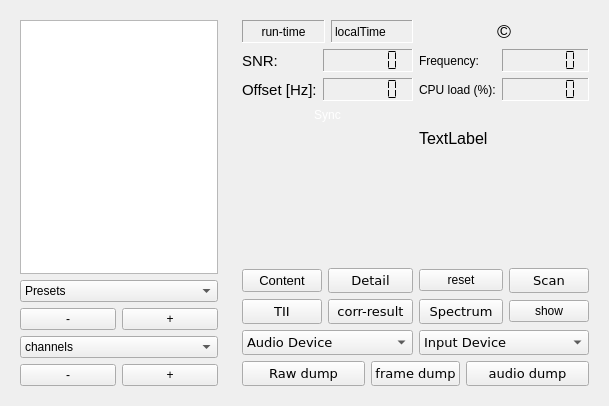
This is forms/dabradio.ui in JvanKatwijk/qt-dab as Qt 5 draws it before an edit. The edited form follows.
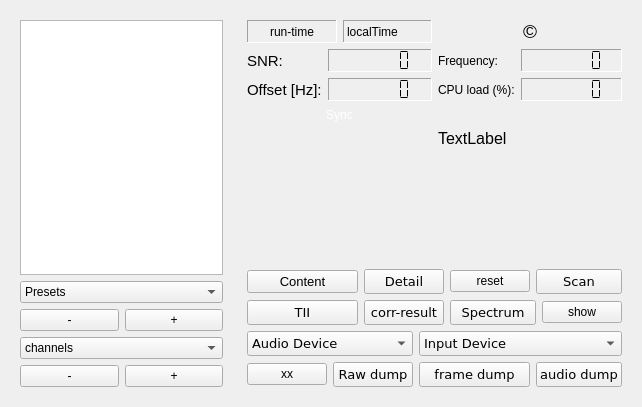
This is the edited form. Custom widgets are drawn as their Qt base class.

Diff of the .ui file:
```diff
--- a/forms/dabradio.ui
+++ b/forms/dabradio.ui
@@ -6,8 +6,8 @@
    <rect>
     <x>0</x>
     <y>0</y>
-    <width>609</width>
-    <height>406</height>
+    <width>642</width>
+    <height>407</height>
    </rect>
   </property>
   <property name="sizePolicy">
@@ -49,22 +49,26 @@
        </widget>
       </item>
       <item>
-       <widget class="presetComboBox" name="presetSelector">
-        <property name="sizePolicy">
-         <sizepolicy hsizetype="Ignored" vsizetype="Fixed">
-          <horstretch>0</horstretch>
-          <verstretch>0</verstretch>
-         </sizepolicy>
-        </property>
-        <property name="toolTip">
-         <string>&lt;html&gt;&lt;head/&gt;&lt;body&gt;&lt;p&gt;Presets are short cuts to services - possibly in ensembles in different channels - that are obtained by clicking with the &lt;span style=&quot; font-weight:600; font-style:italic;&quot;&gt;right &lt;/span&gt;mouse button on the name of the service &lt;span style=&quot; font-weight:600; font-style:italic;&quot;&gt;in the list of services when selected&lt;/span&gt;.&lt;/p&gt;&lt;p&gt;Removing a name from the presets is by selecting the service in this combobox and pressing the shift+delete combination.&lt;/p&gt;&lt;/body&gt;&lt;/html&gt;</string>
-        </property>
+       <layout class="QHBoxLayout" name="horizontalLayout_4">
         <item>
-         <property name="text">
-          <string>Presets</string>
-         </property>
+         <widget class="presetComboBox" name="presetSelector">
+          <property name="sizePolicy">
+           <sizepolicy hsizetype="Ignored" vsizetype="Fixed">
+            <horstretch>0</horstretch>
+            <verstretch>0</verstretch>
+           </sizepolicy>
+          </property>
+          <property name="toolTip">
+           <string>&lt;html&gt;&lt;head/&gt;&lt;body&gt;&lt;p&gt;Presets are short cuts to services - possibly in ensembles in different channels - that are obtained by clicking with the &lt;span style=&quot; font-weight:600; font-style:italic;&quot;&gt;right &lt;/span&gt;mouse button on the name of the service &lt;span style=&quot; font-weight:600; font-style:italic;&quot;&gt;in the list of services when selected&lt;/span&gt;.&lt;/p&gt;&lt;p&gt;Removing a name from the presets is by selecting the service in this combobox and pressing the shift+delete combination.&lt;/p&gt;&lt;/body&gt;&lt;/html&gt;</string>
+          </property>
+          <item>
+           <property name="text">
+            <string>Presets</string>
+           </property>
+          </item>
+         </widget>
         </item>
-       </widget>
+       </layout>
       </item>
       <item>
        <layout class="QHBoxLayout" name="horizontalLayout_2">
@@ -419,15 +423,6 @@
                  </color>
                 </brush>
                </colorrole>
-               <colorrole role="WindowText">
-                <brush brushstyle="NoBrush">
-                 <color alpha="128">
-                  <red>255</red>
-                  <green>255</green>
-                  <blue>255</blue>
-                 </color>
-                </brush>
-               </colorrole>
               </active>
               <inactive>
                <colorrole role="WindowText">
@@ -448,15 +443,6 @@
                  </color>
                 </brush>
                </colorrole>
-               <colorrole role="WindowText">
-                <brush brushstyle="NoBrush">
-                 <color alpha="128">
-                  <red>255</red>
-                  <green>255</green>
-                  <blue>255</blue>
-                 </color>
-                </brush>
-               </colorrole>
               </inactive>
               <disabled>
                <colorrole role="WindowText">
@@ -477,15 +463,6 @@
                  </color>
                 </brush>
                </colorrole>
-               <colorrole role="WindowText">
-                <brush brushstyle="NoBrush">
-                 <color alpha="128">
-                  <red>255</red>
-                  <green>255</green>
-                  <blue>255</blue>
-                 </color>
-                </brush>
-               </colorrole>
               </disabled>
              </palette>
             </property>
@@ -596,28 +573,7 @@
       </item>
       <item>
        <layout class="QGridLayout" name="gridLayout">
-        <item row="0" column="0">
-         <widget class="smallPushButton" name="saveEnsembleData">
-          <property name="sizePolicy">
-           <sizepolicy hsizetype="Preferred" vsizetype="Fixed">
-            <horstretch>0</horstretch>
-            <verstretch>0</verstretch>
-           </sizepolicy>
-          </property>
-          <property name="font">
-           <font>
-            <pointsize>10</pointsize>
-           </font>
-          </property>
-          <property name="toolTip">
-           <string>&lt;html&gt;&lt;head/&gt;&lt;body&gt;&lt;p&gt;This will open a 'save as ... dialog' where you can select a file to store a description of the content of the current DAB ensemble (Audio and Data) in a text file.&lt;/p&gt;&lt;/body&gt;&lt;/html&gt;</string>
-          </property>
-          <property name="text">
-           <string>Content</string>
-          </property>
-         </widget>
-        </item>
-        <item row="0" column="1" colspan="2">
+        <item row="0" column="2" colspan="3">
          <widget class="smallPushButton" name="showProgramData">
           <property name="sizePolicy">
            <sizepolicy hsizetype="Preferred" vsizetype="Fixed">
@@ -639,7 +595,7 @@
           </property>
          </widget>
         </item>
-        <item row="0" column="3" colspan="2">
+        <item row="0" column="5">
          <widget class="smallPushButton" name="resetButton">
           <property name="sizePolicy">
            <sizepolicy hsizetype="Preferred" vsizetype="Fixed">
@@ -655,7 +611,7 @@
           </property>
          </widget>
         </item>
-        <item row="0" column="5">
+        <item row="0" column="6" colspan="2">
          <widget class="smallPushButton" name="scanButton">
           <property name="sizePolicy">
            <sizepolicy hsizetype="Preferred" vsizetype="Fixed">
@@ -677,7 +633,7 @@
           </property>
          </widget>
         </item>
-        <item row="1" column="0">
+        <item row="1" column="0" colspan="2">
          <widget class="smallPushButton" name="tiiButton">
           <property name="sizePolicy">
            <sizepolicy hsizetype="Preferred" vsizetype="Fixed">
@@ -699,7 +655,7 @@
           </property>
          </widget>
         </item>
-        <item row="1" column="1" colspan="2">
+        <item row="1" column="2" colspan="3">
          <widget class="smallPushButton" name="show_correlationButton">
           <property name="sizePolicy">
            <sizepolicy hsizetype="Preferred" vsizetype="Fixed">
@@ -724,7 +680,7 @@
           </property>
          </widget>
         </item>
-        <item row="1" column="3" colspan="2">
+        <item row="1" column="5" colspan="2">
          <widget class="smallPushButton" name="show_spectrumButton">
           <property name="sizePolicy">
            <sizepolicy hsizetype="Preferred" vsizetype="Fixed">
@@ -746,7 +702,7 @@
           </property>
          </widget>
         </item>
-        <item row="1" column="5">
+        <item row="1" column="7">
          <widget class="smallPushButton" name="showDeviceWidget">
           <property name="toolTip">
            <string>Hide or show the widget for device control.</string>
@@ -756,7 +712,7 @@
           </property>
          </widget>
         </item>
-        <item row="2" column="0" colspan="3">
+        <item row="2" column="0" colspan="4">
          <widget class="smallComboBox" name="streamoutSelector">
           <property name="sizePolicy">
            <sizepolicy hsizetype="Ignored" vsizetype="Expanding">
@@ -780,7 +736,7 @@
           </item>
          </widget>
         </item>
-        <item row="2" column="3" colspan="3">
+        <item row="2" column="4" colspan="4">
          <widget class="smallComboBox" name="deviceSelector">
           <property name="sizePolicy">
            <sizepolicy hsizetype="Preferred" vsizetype="Expanding">
@@ -819,30 +775,18 @@
           </item>
          </widget>
         </item>
-        <item row="3" column="0" colspan="2">
-         <widget class="smallPushButton" name="dumpButton">
-          <property name="sizePolicy">
-           <sizepolicy hsizetype="Preferred" vsizetype="Fixed">
-            <horstretch>0</horstretch>
-            <verstretch>0</verstretch>
-           </sizepolicy>
-          </property>
-          <property name="font">
-           <font>
-            <family>DejaVu Sans</family>
-            <pointsize>10</pointsize>
-           </font>
-          </property>
+        <item row="3" column="0">
+         <widget class="verySmallPushButton" name="historyButton">
           <property name="toolTip">
            <string>&lt;html&gt;&lt;head/&gt;&lt;body&gt;&lt;p&gt;Push this button to save the raw input. Pushing will cause a menu to appear where a filename can be selected. Please note the big filesizes!&lt;/p&gt;&lt;p&gt;Push again to stop recording. You can reload it by using the file input (*.sdr) option. &lt;/p&gt;&lt;/body&gt;&lt;/html&gt;</string>
           </property>
           <property name="text">
-           <string>Raw dump</string>
+           <string>xx</string>
           </property>
          </widget>
         </item>
-        <item row="3" column="2" colspan="2">
-         <widget class="smallPushButton" name="frameDumpButton">
+        <item row="0" column="0" colspan="2">
+         <widget class="smallPushButton" name="saveEnsembleData">
           <property name="sizePolicy">
            <sizepolicy hsizetype="Preferred" vsizetype="Fixed">
             <horstretch>0</horstretch>
@@ -851,7 +795,6 @@
           </property>
           <property name="font">
            <font>
-            <family>DejaVu Sans</family>
             <pointsize>10</pointsize>
            </font>
           </property>
@@ -859,11 +802,11 @@
            <string>&lt;html&gt;&lt;head/&gt;&lt;body&gt;&lt;p&gt;Decoding of DAB+ audio services results first in the extraction of AAC frames from the input, then conversion of the AAC frames to PCM frames, and then sending these PCM frames to the soundcard. It is possible, already for a long time, to save the PCM frames into a &amp;quot;.wav&amp;quot; file,&lt;/p&gt;&lt;p&gt;It is now also possible to save the AAC frames into a file. Writing AAC frames is under control of this button. Touching it will show a menu for file selection, after selecting a file, the AAC frames will be written to this file, until the button is touched again.&lt;/p&gt;&lt;p&gt;Code for converting the aac headers to ones that can be understood by e.g. VLC is from Stefan Poeschel. All rights gratefully acknowledged&lt;/p&gt;&lt;p&gt;&lt;br/&gt;&lt;/p&gt;&lt;/body&gt;&lt;/html&gt;</string>
           </property>
           <property name="text">
-           <string>frame dump</string>
+           <string>Content</string>
           </property>
          </widget>
         </item>
-        <item row="3" column="4" colspan="2">
+        <item row="3" column="6" colspan="2">
          <widget class="smallPushButton" name="audioDumpButton">
           <property name="sizePolicy">
            <sizepolicy hsizetype="Preferred" vsizetype="Fixed">
@@ -885,6 +828,50 @@
           </property>
          </widget>
         </item>
+        <item row="3" column="4" colspan="2">
+         <widget class="smallPushButton" name="frameDumpButton">
+          <property name="sizePolicy">
+           <sizepolicy hsizetype="Preferred" vsizetype="Fixed">
+            <horstretch>0</horstretch>
+            <verstretch>0</verstretch>
+           </sizepolicy>
+          </property>
+          <property name="font">
+           <font>
+            <family>DejaVu Sans</family>
+            <pointsize>10</pointsize>
+           </font>
+          </property>
+          <property name="toolTip">
+           <string>&lt;html&gt;&lt;head/&gt;&lt;body&gt;&lt;p&gt;Decoding of DAB+ audio services results first in the extraction of AAC frames from the input, then conversion of the AAC frames to PCM frames, and then sending these PCM frames to the soundcard. It is possible, already for a long time, to save the PCM frames into a &amp;quot;.wav&amp;quot; file,&lt;/p&gt;&lt;p&gt;It is now also possible to save the AAC frames into a file. Writing AAC frames is under control of this button. Touching it will show a menu for file selection, after selecting a file, the AAC frames will be written to this file, until the button is touched again.&lt;/p&gt;&lt;p&gt;Code for converting the aac headers to ones that can be understood by e.g. VLC is from Stefan Poeschel. All rights gratefully acknowledged&lt;/p&gt;&lt;p&gt;&lt;br/&gt;&lt;/p&gt;&lt;/body&gt;&lt;/html&gt;</string>
+          </property>
+          <property name="text">
+           <string>frame dump</string>
+          </property>
+         </widget>
+        </item>
+        <item row="3" column="1" colspan="3">
+         <widget class="smallPushButton" name="dumpButton">
+          <property name="sizePolicy">
+           <sizepolicy hsizetype="Preferred" vsizetype="Fixed">
+            <horstretch>0</horstretch>
+            <verstretch>0</verstretch>
+           </sizepolicy>
+          </property>
+          <property name="font">
+           <font>
+            <family>DejaVu Sans</family>
+            <pointsize>10</pointsize>
+           </font>
+          </property>
+          <property name="toolTip">
+           <string>&lt;html&gt;&lt;head/&gt;&lt;body&gt;&lt;p&gt;Push this button to save the raw input. Pushing will cause a menu to appear where a filename can be selected. Please note the big filesizes!&lt;/p&gt;&lt;p&gt;Push again to stop recording. You can reload it by using the file input (*.sdr) option. &lt;/p&gt;&lt;/body&gt;&lt;/html&gt;</string>
+          </property>
+          <property name="text">
+           <string>Raw dump</string>
+          </property>
+         </widget>
+        </item>
        </layout>
       </item>
      </layout>
@@ -913,6 +900,11 @@
    <extends>QListView</extends>
    <header>smallqlistview.h</header>
   </customwidget>
+  <customwidget>
+   <class>verySmallPushButton</class>
+   <extends>QPushButton</extends>
+   <header>verysmallpushbutton.h</header>
+  </customwidget>
  </customwidgets>
  <resources/>
  <connections/>
```
Left out of the diff: 6 changed lines with no effect on the pictures.
